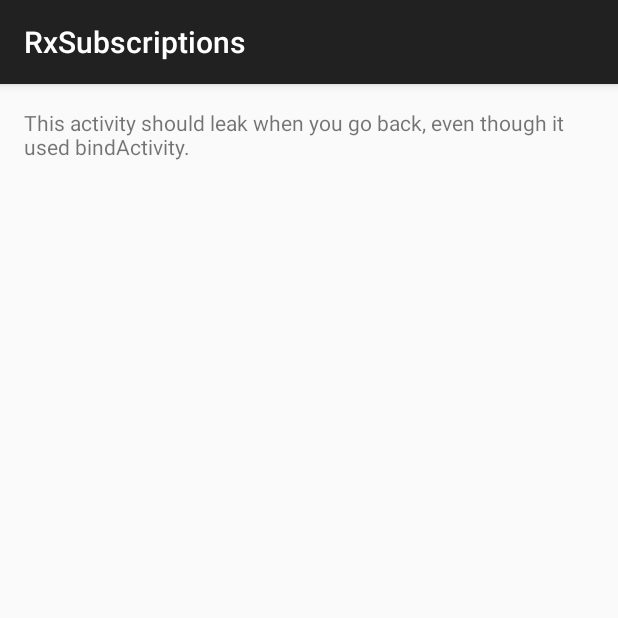
After one commit to dlew/android-subscription-leaks, an Android app: the BindActivity screen opened directly, with no data from a screen before it, on a phone screen of 412 x 824 dp, the top half of it. The commit adds this screen. Run offline under Robolectric (Android 15) with nearby library versions, the phone set to English and light mode, and no system bars; our stand-ins replace ButterKnife, Timber; libraries missing offline, so code that uses them is left out: rx.android.app, rx.functions; 1 statement that could not run was skipped.

Commit message:
Added BindActivity

```diff
--- a/app/src/main/AndroidManifest.xml
+++ b/app/src/main/AndroidManifest.xml
@@ -24,6 +24,8 @@
 
         <activity android:name=".TempLeakingActivity" />
 
+        <activity android:name=".BindActivity" />
+
     </application>
 
 </manifest>
--- /dev/null
+++ b/app/src/main/java/net/danlew/rxsubscriptions/BindActivity.java
@@ -0,0 +1,61 @@
+package net.danlew.rxsubscriptions;
+
+import android.content.Context;
+import android.content.Intent;
+import android.os.Bundle;
+import android.support.v7.app.ActionBarActivity;
+import android.widget.TextView;
+import butterknife.ButterKnife;
+import butterknife.InjectView;
+import rx.Observable;
+import rx.android.app.AppObservable;
+import rx.functions.Action1;
+import timber.log.Timber;
+
+import java.util.concurrent.TimeUnit;
+
+public class BindActivity extends ActionBarActivity {
+
+    private static final String FIX_LEAK = "FIX_LEAK";
+
+    @InjectView(R.id.text) TextView mTextView;
+
+    public static Intent createIntent(Context context, boolean fixLeak) {
+        Intent intent = new Intent(context, BindActivity.class);
+        intent.putExtra(FIX_LEAK, fixLeak);
+        return intent;
+    }
+
+    @Override
+    protected void onCreate(Bundle savedInstanceState) {
+        super.onCreate(savedInstanceState);
+
+        setContentView(R.layout.activity_bind);
+
+        ButterKnife.inject(this);
+
+        boolean fixLeak = getIntent().getBooleanExtra(FIX_LEAK, false);
+        mTextView.setText(fixLeak ? R.string.explanation_bind_no_leak : R.string.explanation_bind_leak);
+
+        if (fixLeak) {
+            // This one won't leak (for long) because it catches the first emission after
+            // the Activity is destroyed and unsubscribes automatically.
+            AppObservable.bindActivity(this, Observable.interval(1, TimeUnit.SECONDS))
+                .subscribe(new Action1<Long>() {
+                    @Override public void call(Long aLong) {
+                        Timber.d("BindActivity received: " + aLong);
+                    }
+                });
+        }
+        else {
+            // This will leak for a while because it takes a day to emit anything,
+            // thus bindActivity() won't know to unsubscribe until then.
+            AppObservable.bindActivity(this, Observable.interval(1, TimeUnit.DAYS))
+                .subscribe(new Action1<Long>() {
+                    @Override public void call(Long aLong) {
+                        Timber.d("BindActivity received: " + aLong);
+                    }
+                });
+        }
+    }
+}
--- /dev/null
+++ b/app/src/main/res/layout/activity_bind.xml
@@ -0,0 +1,17 @@
+<LinearLayout xmlns:android="http://schemas.android.com/apk/res/android"
+    xmlns:tools="http://schemas.android.com/tools"
+    android:layout_width="match_parent"
+    android:layout_height="match_parent"
+    android:orientation="vertical"
+    android:paddingBottom="@dimen/activity_vertical_margin"
+    android:paddingLeft="@dimen/activity_horizontal_margin"
+    android:paddingRight="@dimen/activity_horizontal_margin"
+    android:paddingTop="@dimen/activity_vertical_margin"
+    tools:context=".MainActivity">
+
+    <TextView
+        android:id="@+id/text"
+        android:layout_width="match_parent"
+        android:layout_height="wrap_content" />
+
+</LinearLayout>
--- a/app/src/main/res/values/strings.xml
+++ b/app/src/main/res/values/strings.xml
@@ -11,4 +11,11 @@
     <string name="temp_leaking_subscription">Leaking (Temporary)</string>
     <string name="temp_leaking_subscription_fixed">Leaking (Temporary but fixed)</string>
     <string name="explanation_leak_temp">This activity should leak when you go back, but eventually release.</string>
+
+    <string name="bind_activity_leak">BindActivity (with leak)</string>
+    <string name="bind_activity_no_leak">BindActivity (without leak)</string>
+    <string name="explanation_bind_leak">This activity should leak when you go back, even though it used
+        bindActivity.</string>
+    <string name="explanation_bind_no_leak">This activity should leak when you go back, even though it used
+        bindActivity.</string>
 </resources>
```
Also changed, not shown: app/src/main/java/net/danlew/rxsubscriptions/MainActivity.java (+10 -0 lines), app/src/main/res/layout/activity_main.xml (+12 -0 lines).
